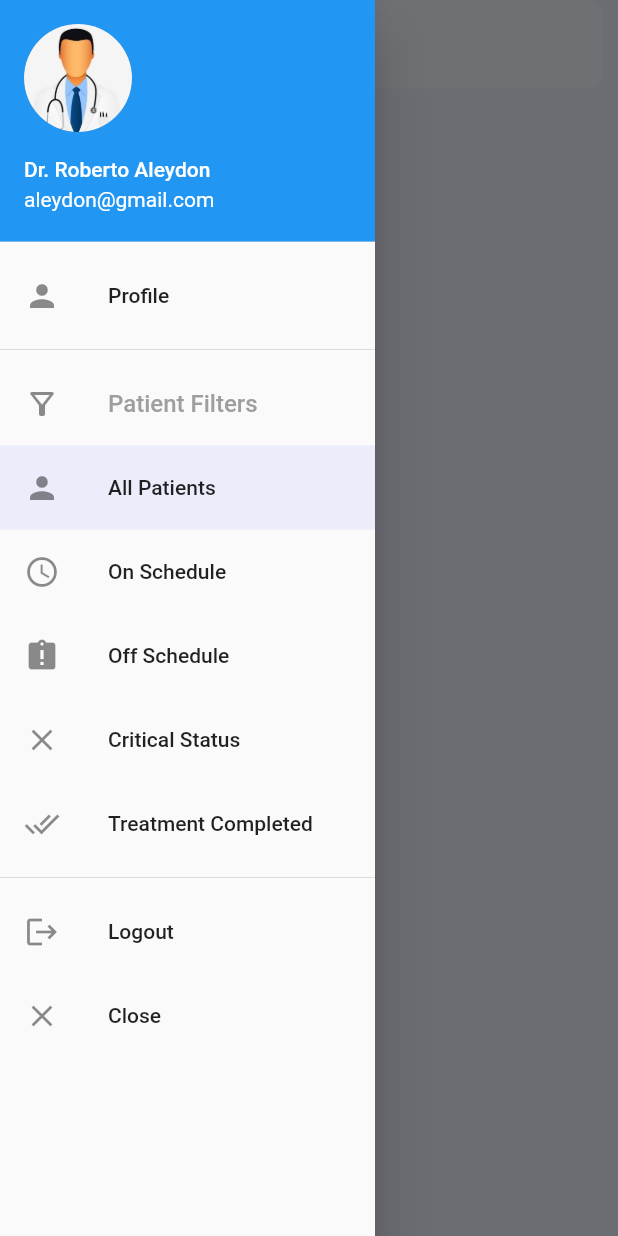
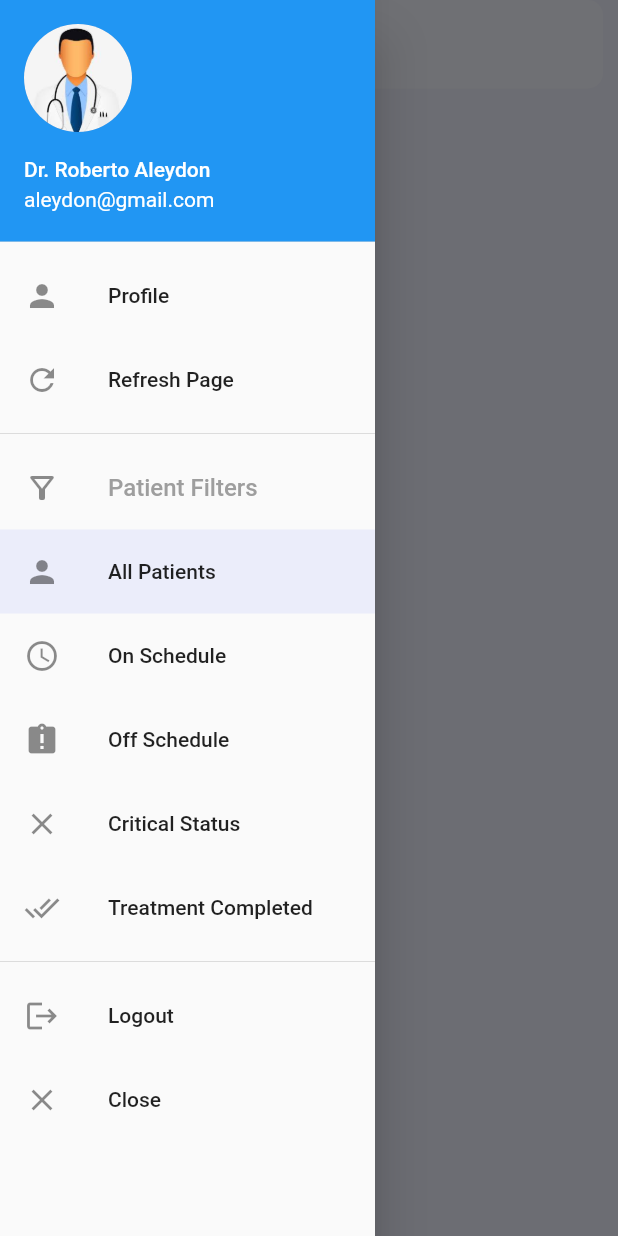
Before and after one commit to RishabhAgarwal-2001/Exercise_Tracker_Doctor, a Flutter app: the ListOfPatients screen opened directly, with the side drawer open, on a phone screen of 412 x 824 dp. Run offline on Flutter 3.47's test engine with Material 2 defaults, Android fonts, the phone set to English and light mode, and no system bars; our stand-ins replace auto_size_text, badges, charts_flutter, firebase_auth, flutter_phoenix, font_awesome_flutter and 4 more; missing offline and left inert: google_map_location_picker, menu_button; accounts and stored records are empty.

Commit message:
Almost Ready for Eval 2

```diff
--- a/lib/screens/main/components/list_of_patients.dart
+++ b/lib/screens/main/components/list_of_patients.dart
@@ -180,7 +180,7 @@ class _ListOfPatientsState extends State<ListOfPatients> {
       drawer: ConstrainedBox(
         constraints: BoxConstraints(maxWidth: 250),
         // TODO: Add Drawer Here
-        child: SideMenu(notifyParent: applyFilter, filterActive: filterOption,)
+        child: SideMenu(notifyParent: applyFilter, filterActive: filterOption, refreshPage: _getPatients,)
       ),
       body:Stack(
         children: <Widget>[
--- a/lib/screens/main/components/patient_card.dart
+++ b/lib/screens/main/components/patient_card.dart
@@ -51,7 +51,7 @@ class PatientCard extends StatelessWidget {
                               child: CircleAvatar(
                                 backgroundColor: Colors.transparent,
                                 // TODO: Add Image From API
-                                backgroundImage: AssetImage(patient.image !=null ? patient.image : "assets/Images/person8.png"),
+                                backgroundImage: AssetImage((patient.image !=null && patient.image!= "") ? patient.image : "assets/Images/person8.png"),
                               ),
                             )
                           ),
--- a/lib/screens/main/components/side_menu.dart
+++ b/lib/screens/main/components/side_menu.dart
@@ -7,10 +7,11 @@ import 'package:exercise_tracker_doctor/services/authServices/FirebaseUser.dart'
 class SideMenu extends StatelessWidget {
 
   final Function(int) notifyParent;
+  final Function refreshPage;
   final filterActive;
 
   const SideMenu({
-    Key key, @required this.notifyParent, this.filterActive
+    Key key, @required this.notifyParent, this.filterActive, @required this.refreshPage
   }) : super(key: key);
 
   @override
@@ -44,6 +45,14 @@ class SideMenu extends StatelessWidget {
               },
             ),
 
+            ListTile(
+              title: Text('Refresh Page'),
+              leading: Icon(Icons.refresh),
+              onTap: () {
+                refreshPage();
+                Navigator.of(context).pop();
+              },
+            ),
 
             Divider(),
 
--- a/lib/screens/patient/addPatient.dart
+++ b/lib/screens/patient/addPatient.dart
@@ -64,7 +64,9 @@ class _AddPatient extends State<AddPatient> {
     });
     print("Line Number 60");
     int statusCode = await userService.registerDoctor(_userNameSecond.text, _userNameSecond.text, _department.text, _designation.text,_hospital.text);
-    successPushPage(statusCode);
+    if(statusCode==200) {
+      Navigator.of(context).pushReplacement(new MaterialPageRoute(builder: (context)=> MainScreen()));
+    }
   }
 
   Future<void> _addPatient() async {
```
